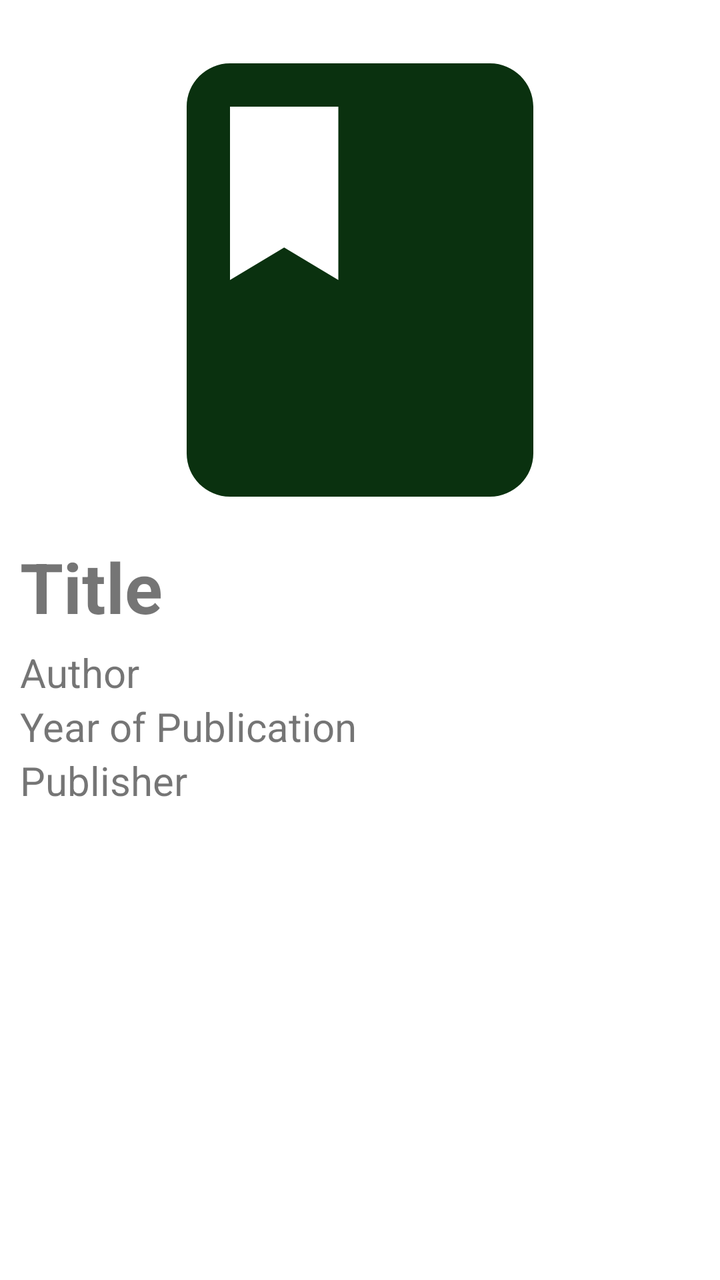
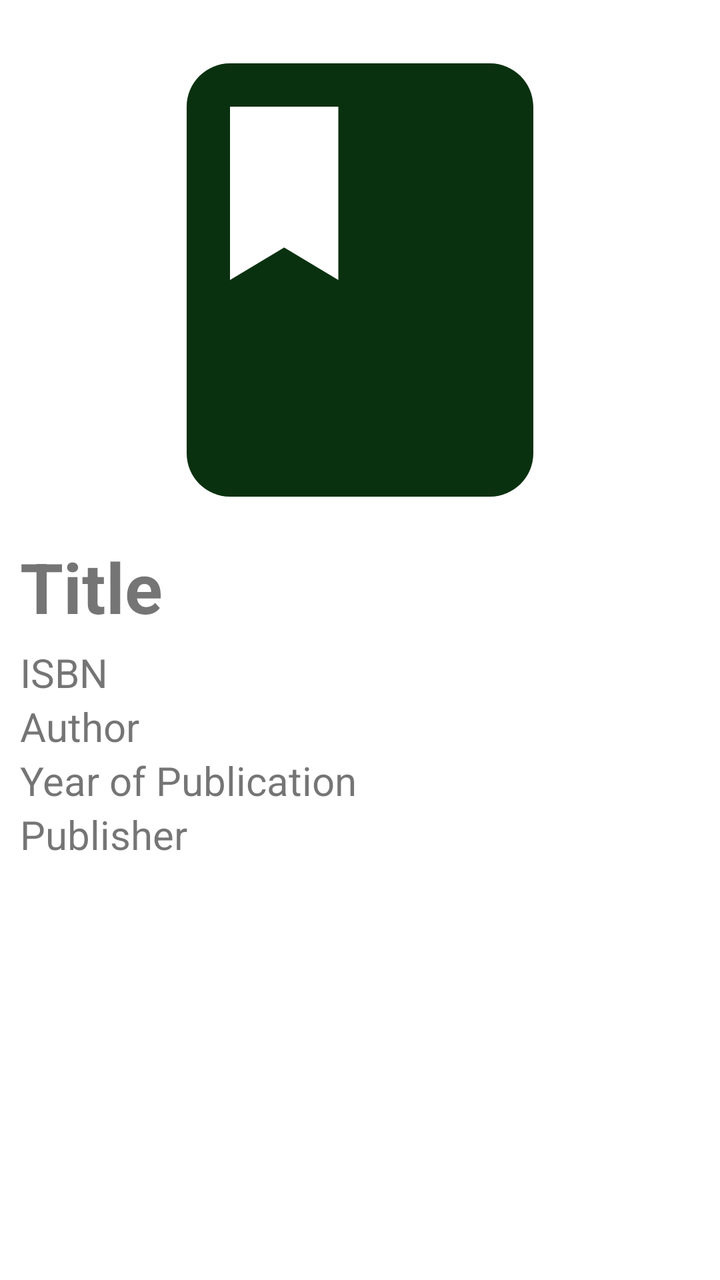

Screens rendered from an Android XML layout before and after an edit, with the pre-edit source and the edit as a unified diff.
<!-- AndroidManifest.xml: application theme Theme.MyBooksFadli -->
<!-- res/layout/activity_detail.xml -->
<?xml version="1.0" encoding="utf-8"?>
<LinearLayout xmlns:android="http://schemas.android.com/apk/res/android"
    xmlns:app="http://schemas.android.com/apk/res-auto"
    xmlns:tools="http://schemas.android.com/tools"
    android:layout_width="match_parent"
    android:layout_height="match_parent"
    tools:context=".activities.DetailActivity"
    android:orientation="vertical"
    android:padding="10dp"
    >

    <ImageView
        android:id="@+id/iv_image"
        android:layout_width="260dp"
        android:layout_height="260dp"
        android:src="@drawable/ic_book_24"
        android:layout_gravity="center"
        />

    <TextView
        android:id="@+id/tv_title"
        android:layout_width="match_parent"
        android:layout_height="wrap_content"
        android:text="Title"
        android:textStyle="bold"
        android:textSize="35sp"
        android:paddingBottom="6dp"
        />

    <TextView
        android:id="@+id/tv_author"
        android:layout_width="match_parent"
        android:layout_height="wrap_content"
        android:text="Author"
        android:textSize="20sp"
        />

    <TextView
        android:id="@+id/tv_year_of_publication"
        android:layout_width="match_parent"
        android:layout_height="wrap_content"
        android:text="Year of Publication"
        android:textSize="20sp"
        />

    <TextView
        android:id="@+id/tv_publisher"
        android:layout_width="match_parent"
        android:layout_height="wrap_content"
        android:text="Publisher"
        android:textSize="20sp"
        />

</LinearLayout>
<!-- resources referenced by this layout -->
<resources>
  <!-- drawable ic_book_24 (drawable) -->
  <vector android:height="24dp" android:tint="#0A310F"
      android:viewportHeight="24" android:viewportWidth="24"
      android:width="24dp" xmlns:android="http://schemas.android.com/apk/res/android">
      <path android:fillColor="@android:color/white" android:pathData="M18,2H6c-1.1,0 -2,0.9 -2,2v16c0,1.1 0.9,2 2,2h12c1.1,0 2,-0.9 2,-2V4c0,-1.1 -0.9,-2 -2,-2zM6,4h5v8l-2.5,-1.5L6,12V4z"/>
  </vector>
  <style name="Theme.MyBooksFadli" parent="Theme.MaterialComponents.DayNight.DarkActionBar">
          
          <item name="colorPrimary">@color/purple_500</item>
          <item name="colorPrimaryVariant">@color/purple_700</item>
          <item name="colorOnPrimary">@color/white</item>
          
          <item name="colorSecondary">@color/teal_200</item>
          <item name="colorSecondaryVariant">@color/teal_700</item>
          <item name="colorOnSecondary">@color/black</item>
          
          <item name="android:statusBarColor">?attr/colorPrimaryVariant</item>
          
      </style>
  <color name="purple_500">#FF6200EE</color>
  <color name="purple_700">#FF3700B3</color>
  <color name="white">#FFFFFFFF</color>
  <color name="teal_200">#FF03DAC5</color>
  <color name="teal_700">#FF018786</color>
  <color name="black">#FF000000</color>
</resources>

<!-- the commit's change to res/layout/activity_detail.xml (unified diff, before → after) -->
@@ -28,6 +28,14 @@
         />
 
     <TextView
+        android:id="@+id/tv_isbn"
+        android:layout_width="match_parent"
+        android:layout_height="wrap_content"
+        android:text="ISBN"
+        android:textSize="20sp"
+        />
+
+    <TextView
         android:id="@+id/tv_author"
         android:layout_width="match_parent"
         android:layout_height="wrap_content"
